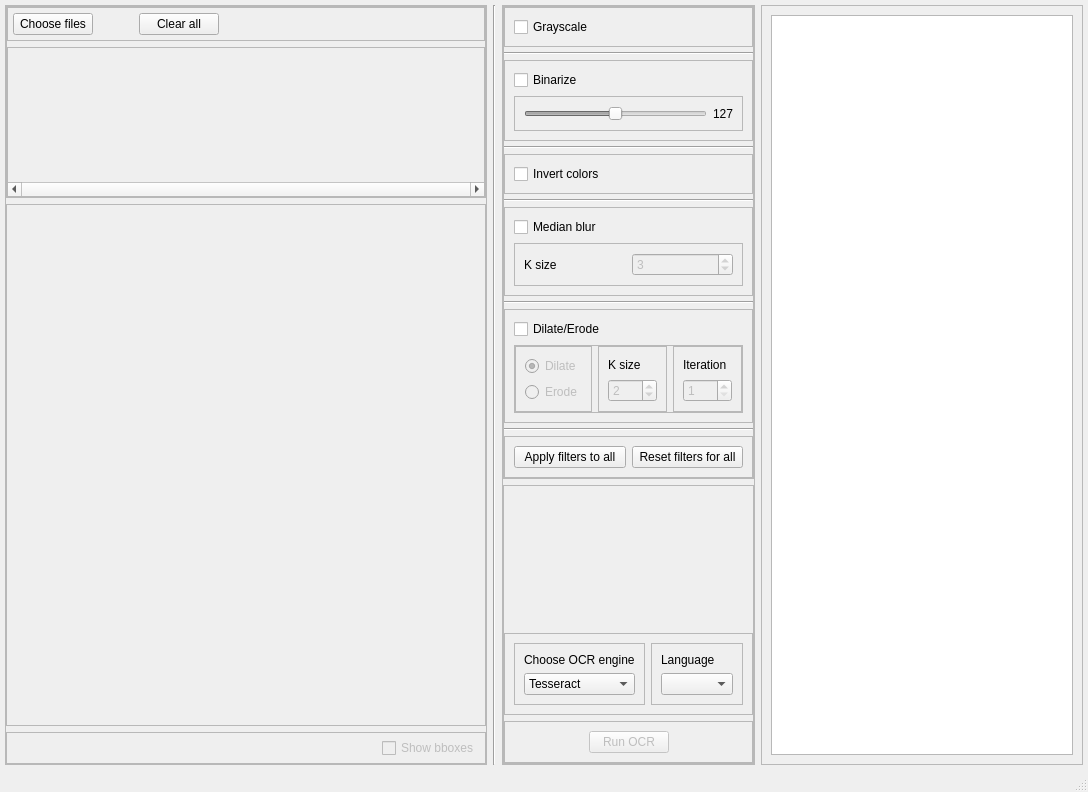
Above: src/ui/generated/mainwindow.ui from irakliskhirtladze/OCR_viewer before the change. Below: the same form after it.
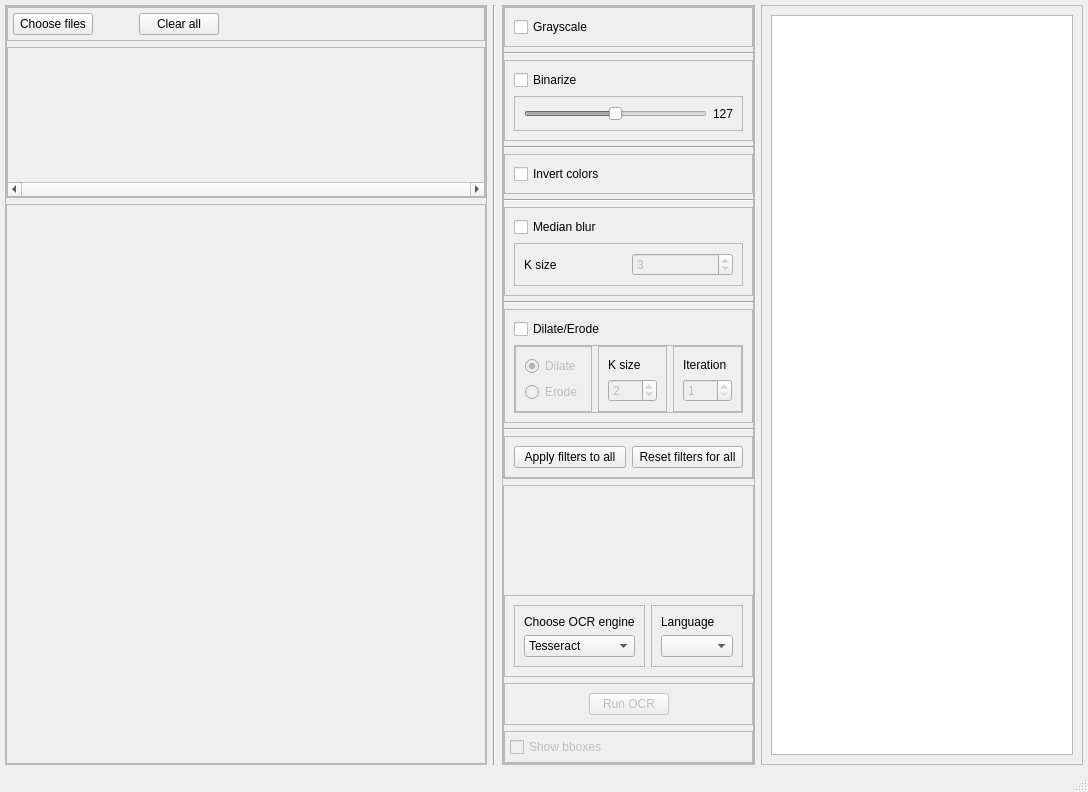
That is the form after the change. Custom widgets are drawn as their Qt base class.

Commit message: fixed bbox ux. added average conf for each ocritem. removed paddleocr.

```diff
--- a/src/ui/generated/mainwindow.ui
+++ b/src/ui/generated/mainwindow.ui
@@ -196,53 +196,6 @@
          </property>
         </widget>
        </item>
-       <item>
-        <widget class="QFrame" name="frame_7">
-         <property name="frameShape">
-          <enum>QFrame::Shape::StyledPanel</enum>
-         </property>
-         <property name="frameShadow">
-          <enum>QFrame::Shadow::Raised</enum>
-         </property>
-         <layout class="QHBoxLayout" name="horizontalLayout_2">
-          <property name="leftMargin">
-           <number>5</number>
-          </property>
-          <property name="topMargin">
-           <number>5</number>
-          </property>
-          <property name="rightMargin">
-           <number>5</number>
-          </property>
-          <property name="bottomMargin">
-           <number>5</number>
-          </property>
-          <item>
-           <spacer name="horizontalSpacer_3">
-            <property name="orientation">
-             <enum>Qt::Orientation::Horizontal</enum>
-            </property>
-            <property name="sizeHint" stdset="0">
-             <size>
-              <width>40</width>
-              <height>20</height>
-             </size>
-            </property>
-           </spacer>
-          </item>
-          <item>
-           <widget class="QCheckBox" name="bboxes_chbox">
-            <property name="enabled">
-             <bool>false</bool>
-            </property>
-            <property name="text">
-             <string>Show bboxes</string>
-            </property>
-           </widget>
-          </item>
-         </layout>
-        </widget>
-       </item>
       </layout>
      </widget>
     </item>
@@ -837,6 +790,76 @@
             </layout>
            </widget>
           </item>
+          <item>
+           <widget class="QFrame" name="frame_7">
+            <property name="frameShape">
+             <enum>QFrame::Shape::StyledPanel</enum>
+            </property>
+            <property name="frameShadow">
+             <enum>QFrame::Shadow::Raised</enum>
+            </property>
+            <layout class="QHBoxLayout" name="horizontalLayout_2">
+             <property name="leftMargin">
+              <number>5</number>
+             </property>
+             <property name="topMargin">
+              <number>5</number>
+             </property>
+             <property name="rightMargin">
+              <number>5</number>
+             </property>
+             <property name="bottomMargin">
+              <number>5</number>
+             </property>
+             <item>
+              <widget class="QCheckBox" name="bboxes_chbox">
+               <property name="enabled">
+                <bool>false</bool>
+               </property>
+               <property name="text">
+                <string>Show bboxes</string>
+               </property>
+              </widget>
+             </item>
+             <item>
+              <spacer name="horizontalSpacer_6">
+               <property name="orientation">
+                <enum>Qt::Orientation::Horizontal</enum>
+               </property>
+               <property name="sizeType">
+                <enum>QSizePolicy::Policy::Fixed</enum>
+               </property>
+               <property name="sizeHint" stdset="0">
+                <size>
+                 <width>20</width>
+                 <height>20</height>
+                </size>
+               </property>
+              </spacer>
+             </item>
+             <item>
+              <widget class="QLabel" name="avg_conf_lbl">
+               <property name="text">
+                <string/>
+               </property>
+              </widget>
+             </item>
+             <item>
+              <spacer name="horizontalSpacer_3">
+               <property name="orientation">
+                <enum>Qt::Orientation::Horizontal</enum>
+               </property>
+               <property name="sizeHint" stdset="0">
+                <size>
+                 <width>40</width>
+                 <height>20</height>
+                </size>
+               </property>
+              </spacer>
+             </item>
+            </layout>
+           </widget>
+          </item>
          </layout>
         </widget>
        </item>
```
Left out of the diff: 7 changed lines with no effect on the pictures. The commit also changes 9 other files.
